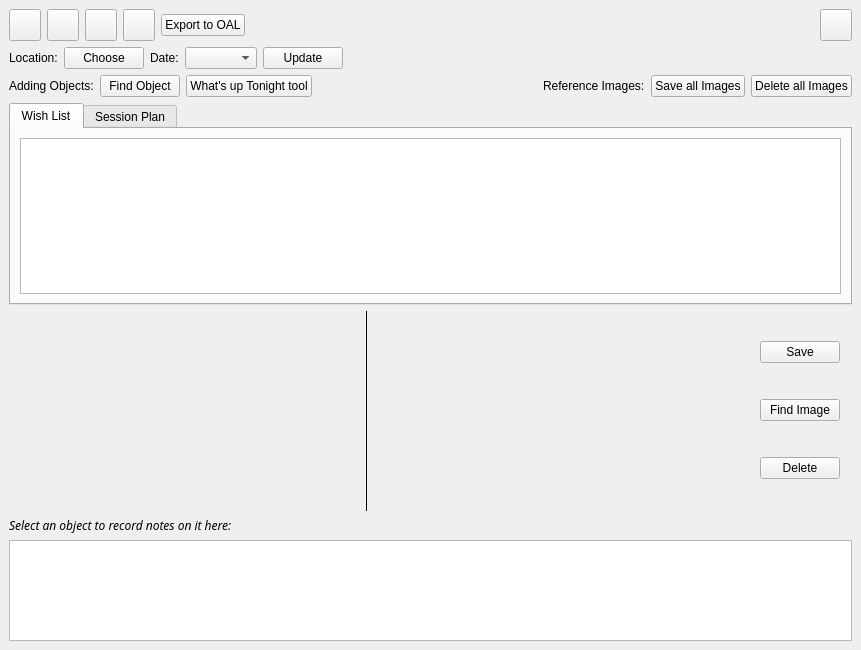
Above: kstars/tools/observinglist.ui from KDE/kstars before the change. Below: the same form after it.
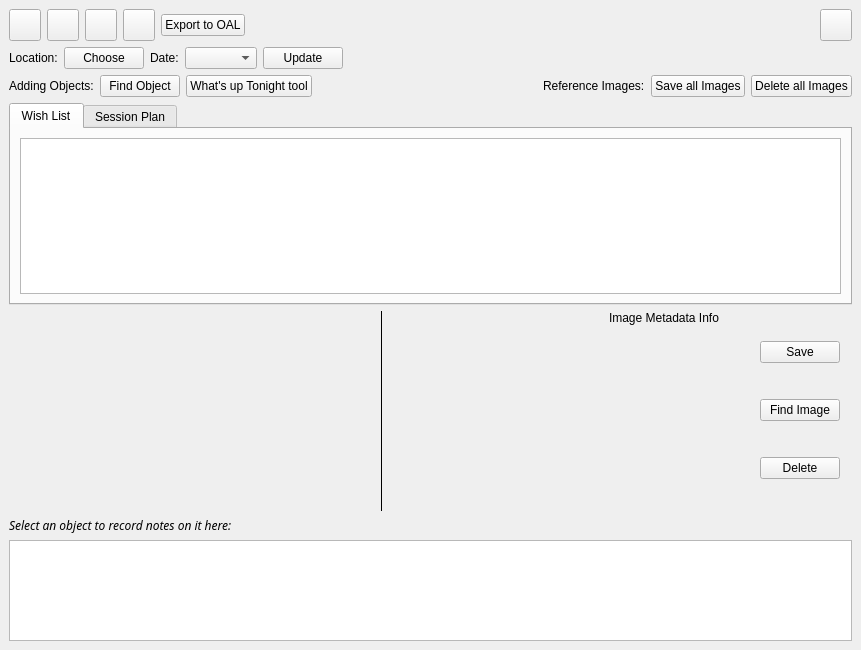
That is the form after the change. Custom widgets are drawn as their Qt base class.

Commit message:
Add a DSS image meta data label in Observation Planner
A label to display DSS image metadata whenever available.

[This commit alone not tested; was combined with next few commits
while testing; separated for logical clarity]

What changed in the file:
```diff
--- a/kstars/tools/observinglist.ui
+++ b/kstars/tools/observinglist.ui
@@ -557,17 +557,29 @@
       </widget>
      </item>
      <item>
-      <spacer name="horizontalSpacer">
-       <property name="orientation">
-        <enum>Qt::Horizontal</enum>
+      <widget class="QLabel" name="dssMetadataLabel">
+       <property name="sizePolicy">
+        <sizepolicy hsizetype="Preferred" vsizetype="Preferred">
+         <horstretch>0</horstretch>
+         <verstretch>0</verstretch>
+        </sizepolicy>
        </property>
-       <property name="sizeHint" stdset="0">
+       <property name="minimumSize">
         <size>
-         <width>20</width>
-         <height>20</height>
+         <width>145</width>
+         <height>0</height>
         </size>
        </property>
-      </spacer>
+       <property name="text">
+        <string>Image Metadata Info</string>
+       </property>
+       <property name="alignment">
+        <set>Qt::AlignLeading|Qt::AlignLeft|Qt::AlignTop</set>
+       </property>
+       <property name="wordWrap">
+        <bool>true</bool>
+       </property>
+      </widget>
      </item>
      <item>
       <layout class="QVBoxLayout" name="verticalLayout">
```
The commit also changes 1 other file.
